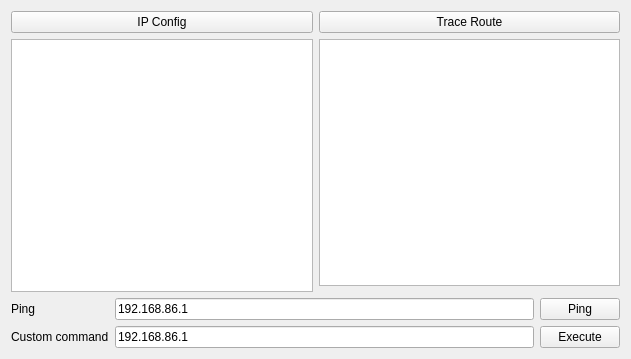
The window that Latest1/advanced.ui (itripleg/Projects) describes before a commit, drawn with Qt 5.
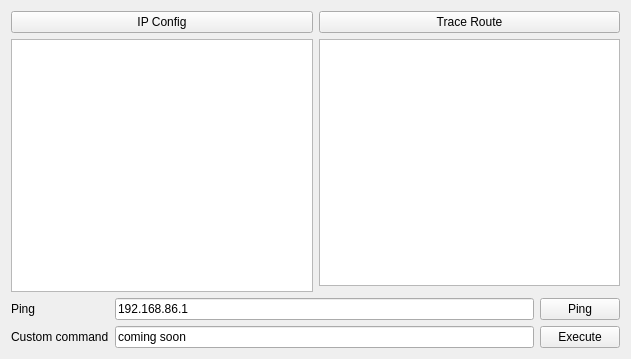
The same window after the commit.

What changed in the file:
```diff
--- a/Latest1/advanced.ui
+++ b/Latest1/advanced.ui
@@ -46,7 +46,7 @@
        <item>
         <widget class="QLineEdit" name="exeLine">
          <property name="text">
-          <string>192.168.86.1</string>
+          <string>coming soon</string>
          </property>
         </widget>
        </item>
```
